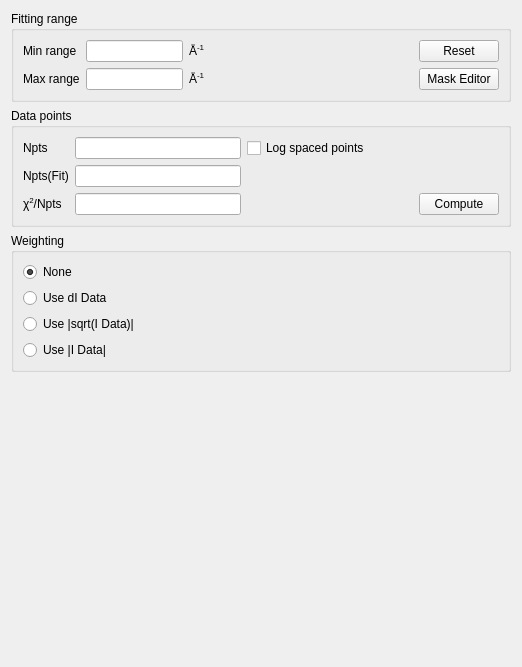
Old version of the form src/sas/qtgui/Perspectives/Fitting/UI/OptionsWidgetUI.ui in the repository SasView/sasview.
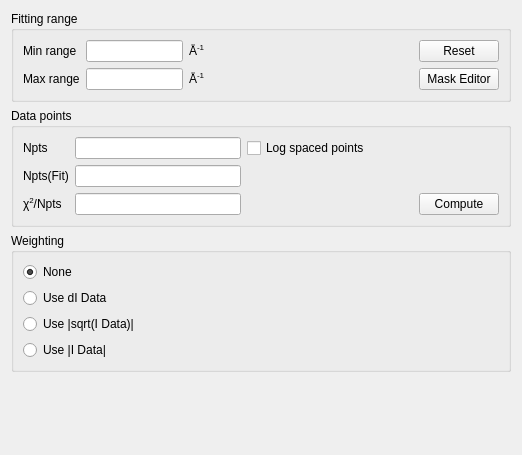
New version of the form.

Commit message: Played with minimum size of the fitting tab to not allow for squished option widget. SASVIEW-1003

The edit to the form file:
```diff
--- a/src/sas/qtgui/Perspectives/Fitting/UI/OptionsWidgetUI.ui
+++ b/src/sas/qtgui/Perspectives/Fitting/UI/OptionsWidgetUI.ui
@@ -7,7 +7,7 @@
     <x>0</x>
     <y>0</y>
     <width>522</width>
-    <height>667</height>
+    <height>455</height>
    </rect>
   </property>
   <property name="windowTitle">
```
The commit also changes 1 other file.
